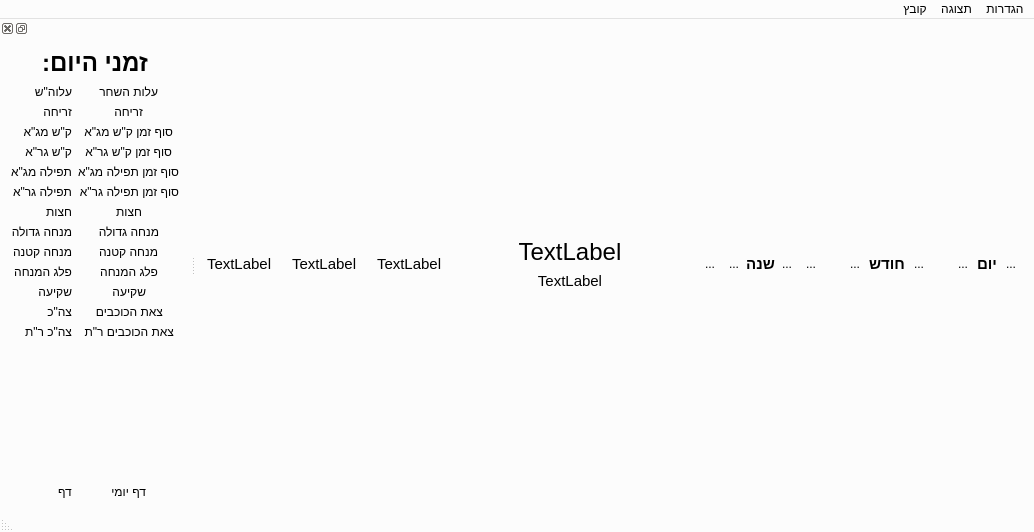
Old version of the form mainwindow.ui in the repository MosheWagner/luach.
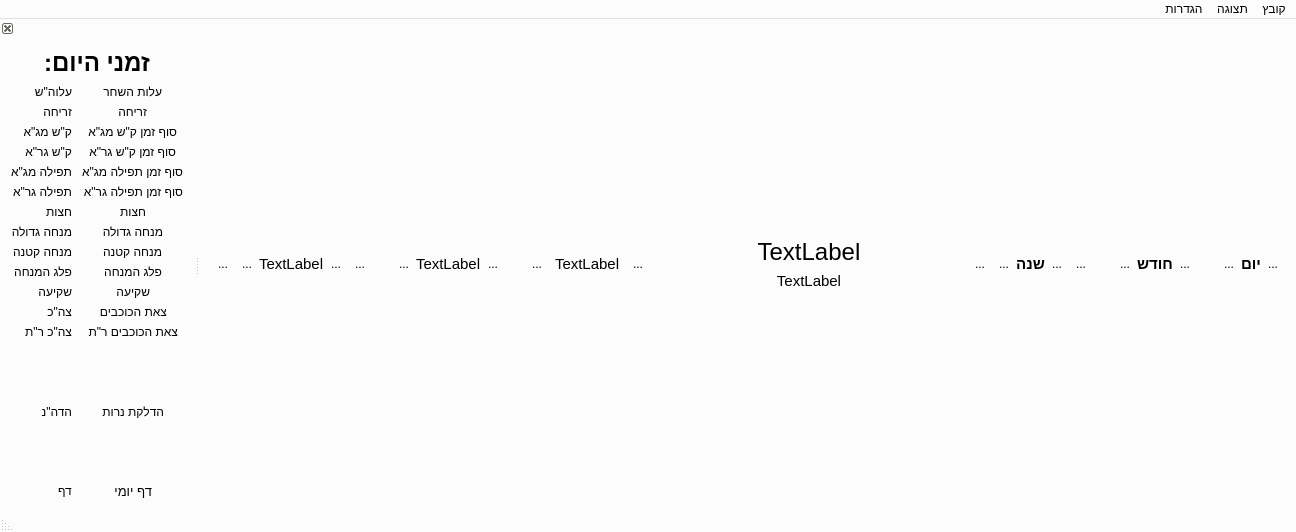
New version of the form. Icons and pictures are not drawn.

Commit message: - A lot of comments added - About form added - Added navagation buttons to gdate - Basic candle lighting time shown

Patch:
```diff
--- a/mainwindow.ui
+++ b/mainwindow.ui
@@ -6,7 +6,7 @@
    <rect>
     <x>0</x>
     <y>0</y>
-    <width>1034</width>
+    <width>1296</width>
     <height>532</height>
    </rect>
   </property>
@@ -443,7 +443,7 @@
      <number>25</number>
     </property>
     <item>
-     <layout class="QGridLayout" name="gridLayout_2" columnstretch="100,100,100,100,100,100,100,0,0,0">
+     <layout class="QGridLayout" name="gridLayout_2" columnstretch="100,100,100,100,100,100,100,0,0,0,0,0">
       <property name="horizontalSpacing">
        <number>20</number>
       </property>
@@ -453,7 +453,7 @@
       <item row="0" column="0">
        <layout class="QHBoxLayout" name="horizontalLayout_4">
         <property name="spacing">
-         <number>2</number>
+         <number>0</number>
         </property>
         <property name="leftMargin">
          <number>0</number>
@@ -520,7 +520,7 @@
       <item row="0" column="1">
        <layout class="QHBoxLayout" name="horizontalLayout_3">
         <property name="spacing">
-         <number>2</number>
+         <number>0</number>
         </property>
         <property name="leftMargin">
          <number>0</number>
@@ -738,73 +738,233 @@
        </layout>
       </item>
       <item row="0" column="4">
-       <widget class="QLabel" name="engdaylbl">
-        <property name="sizePolicy">
-         <sizepolicy hsizetype="Maximum" vsizetype="Maximum">
-          <horstretch>0</horstretch>
-          <verstretch>0</verstretch>
-         </sizepolicy>
-        </property>
-        <property name="font">
-         <font>
-          <pointsize>11</pointsize>
-          <weight>50</weight>
-          <bold>false</bold>
-         </font>
-        </property>
-        <property name="layoutDirection">
-         <enum>Qt::LeftToRight</enum>
-        </property>
-        <property name="text">
-         <string>TextLabel</string>
-        </property>
-       </widget>
+       <layout class="QHBoxLayout" name="horizontalLayout">
+        <item>
+         <widget class="QToolButton" name="backgdayBTN">
+          <property name="focusPolicy">
+           <enum>Qt::NoFocus</enum>
+          </property>
+          <property name="text">
+           <string>...</string>
+          </property>
+          <property name="icon">
+           <iconset resource="QLuach.qrc">
+            <normaloff>:/Icons/arrow-right.png</normaloff>:/Icons/arrow-right.png</iconset>
+          </property>
+          <property name="autoRaise">
+           <bool>true</bool>
+          </property>
+         </widget>
+        </item>
+        <item>
+         <widget class="QLabel" name="engdaylbl">
+          <property name="sizePolicy">
+           <sizepolicy hsizetype="Maximum" vsizetype="Maximum">
+            <horstretch>0</horstretch>
+            <verstretch>0</verstretch>
+           </sizepolicy>
+          </property>
+          <property name="font">
+           <font>
+            <pointsize>11</pointsize>
+            <weight>50</weight>
+            <bold>false</bold>
+           </font>
+          </property>
+          <property name="layoutDirection">
+           <enum>Qt::LeftToRight</enum>
+          </property>
+          <property name="text">
+           <string>TextLabel</string>
+          </property>
+         </widget>
+        </item>
+        <item>
+         <widget class="QToolButton" name="nextgdayBTN">
+          <property name="focusPolicy">
+           <enum>Qt::NoFocus</enum>
+          </property>
+          <property name="text">
+           <string>...</string>
+          </property>
+          <property name="icon">
+           <iconset resource="QLuach.qrc">
+            <normaloff>:/Icons/arrow-left.png</normaloff>:/Icons/arrow-left.png</iconset>
+          </property>
+          <property name="autoRaise">
+           <bool>true</bool>
+          </property>
+         </widget>
+        </item>
+       </layout>
       </item>
       <item row="0" column="5">
-       <widget class="QLabel" name="engmonthlbl">
-        <property name="sizePolicy">
-         <sizepolicy hsizetype="Maximum" vsizetype="Maximum">
-          <horstretch>0</horstretch>
-          <verstretch>0</verstretch>
-         </sizepolicy>
+       <layout class="QHBoxLayout" name="horizontalLayout_5">
+        <property name="spacing">
+         <number>0</number>
         </property>
-        <property name="font">
-         <font>
-          <pointsize>11</pointsize>
-          <weight>50</weight>
-          <bold>false</bold>
-         </font>
+        <property name="leftMargin">
+         <number>0</number>
         </property>
-        <property name="layoutDirection">
-         <enum>Qt::LeftToRight</enum>
-        </property>
-        <property name="text">
-         <string>TextLabel</string>
-        </property>
-       </widget>
+        <item>
+         <widget class="QToolButton" name="backgmonthBTN">
+          <property name="focusPolicy">
+           <enum>Qt::NoFocus</enum>
+          </property>
+          <property name="text">
+           <string>...</string>
+          </property>
+          <property name="icon">
+           <iconset resource="QLuach.qrc">
+            <normaloff>:/Icons/arrow-right.png</normaloff>:/Icons/arrow-right.png</iconset>
+          </property>
+          <property name="autoRaise">
+           <bool>true</bool>
+          </property>
+         </widget>
+        </item>
+        <item>
+         <widget class="QLabel" name="engmonthlbl">
+          <property name="sizePolicy">
+           <sizepolicy hsizetype="Maximum" vsizetype="Maximum">
+            <horstretch>0</horstretch>
+            <verstretch>0</verstretch>
+           </sizepolicy>
+          </property>
+          <property name="font">
+           <font>
+            <pointsize>11</pointsize>
+            <weight>50</weight>
+            <bold>false</bold>
+           </font>
+          </property>
+          <property name="layoutDirection">
+           <enum>Qt::LeftToRight</enum>
+          </property>
+          <property name="text">
+           <string>TextLabel</string>
+          </property>
+         </widget>
+        </item>
+        <item>
+         <widget class="QToolButton" name="nextgmonthBTN">
+          <property name="focusPolicy">
+           <enum>Qt::NoFocus</enum>
+          </property>
+          <property name="text">
+           <string>...</string>
+          </property>
+          <property name="icon">
+           <iconset resource="QLuach.qrc">
+            <normaloff>:/Icons/arrow-left.png</normaloff>:/Icons/arrow-left.png</iconset>
+          </property>
+          <property name="autoRaise">
+           <bool>true</bool>
+          </property>
+         </widget>
+        </item>
+       </layout>
       </item>
       <item row="0" column="6">
-       <widget class="QLabel" name="engyearlbl">
-        <property name="sizePolicy">
-         <sizepolicy hsizetype="Maximum" vsizetype="Maximum">
-          <horstretch>0</horstretch>
-          <verstretch>0</verstretch>
-         </sizepolicy>
+       <layout class="QHBoxLayout" name="horizontalLayout_6">
+        <property name="spacing">
+         <number>0</number>
         </property>
-        <property name="font">
-         <font>
-          <pointsize>11</pointsize>
-          <weight>50</weight>
-          <bold>false</bold>
-         </font>
+        <property name="leftMargin">
+         <number>0</number>
         </property>
-        <property name="layoutDirection">
-         <enum>Qt::LeftToRight</enum>
-        </property>
-        <property name="text">
-         <string>TextLabel</string>
-        </property>
-       </widget>
+        <item>
+         <widget class="QToolButton" name="doublebackgYearBTN">
+          <property name="focusPolicy">
+           <enum>Qt::NoFocus</enum>
+          </property>
+          <property name="text">
+           <string>...</string>
+          </property>
+          <property name="icon">
+           <iconset resource="QLuach.qrc">
+            <normaloff>:/Icons/arrow-right-double.png</normaloff>:/Icons/arrow-right-double.png</iconset>
+          </property>
+          <property name="autoRaise">
+           <bool>true</bool>
+          </property>
+         </widget>
+        </item>
+        <item>
+         <widget class="QToolButton" name="backgYearBTN">
+          <property name="focusPolicy">
+           <enum>Qt::NoFocus</enum>
+          </property>
+          <property name="text">
+           <string>...</string>
+          </property>
+          <property name="icon">
+           <iconset resource="QLuach.qrc">
+            <normaloff>:/Icons/arrow-right.png</normaloff>:/Icons/arrow-right.png</iconset>
+          </property>
+          <property name="autoRaise">
+           <bool>true</bool>
+          </property>
+         </widget>
+        </item>
+        <item>
+         <widget class="QLabel" name="engyearlbl">
+          <property name="sizePolicy">
+           <sizepolicy hsizetype="Maximum" vsizetype="Maximum">
+            <horstretch>0</horstretch>
+            <verstretch>0</verstretch>
+           </sizepolicy>
+          </property>
+          <property name="font">
+           <font>
+            <pointsize>11</pointsize>
+            <weight>50</weight>
+            <bold>false</bold>
+           </font>
+          </property>
+          <property name="layoutDirection">
+           <enum>Qt::LeftToRight</enum>
+          </property>
+          <property name="text">
+           <string>TextLabel</string>
+          </property>
+         </widget>
+        </item>
+        <item>
+         <widget class="QToolButton" name="nextgYearBTN">
+          <property name="focusPolicy">
+           <enum>Qt::NoFocus</enum>
+          </property>
+          <property name="text">
+           <string>...</string>
+          </property>
+          <property name="icon">
+           <iconset resource="QLuach.qrc">
+            <normaloff>:/Icons/arrow-left.png</normaloff>:/Icons/arrow-left.png</iconset>
+          </property>
+          <property name="autoRaise">
+           <bool>true</bool>
+          </property>
+         </widget>
+        </item>
+        <item>
+         <widget class="QToolButton" name="doublenextgYearBTN">
+          <property name="focusPolicy">
+           <enum>Qt::NoFocus</enum>
+          </property>
+          <property name="text">
+           <string>...</string>
+          </property>
+          <property name="icon">
+           <iconset resource="QLuach.qrc">
+            <normaloff>:/Icons/arrow-left-double.png</normaloff>:/Icons/arrow-left-double.png</iconset>
+          </property>
+          <property name="autoRaise">
+           <bool>true</bool>
+          </property>
+         </widget>
+        </item>
+       </layout>
       </item>
      </layout>
     </item>
@@ -834,7 +994,7 @@
     <rect>
      <x>0</x>
      <y>0</y>
-     <width>1034</width>
+     <width>1296</width>
      <height>29</height>
     </rect>
    </property>
@@ -868,9 +1028,9 @@
     </property>
     <addaction name="gdateaction"/>
    </widget>
-   <addaction name="menu"/>
-   <addaction name="menu_3"/>
    <addaction name="menu_2"/>
+   <addaction name="menu_3"/>
+   <addaction name="menu"/>
   </widget>
   <widget class="QStatusBar" name="statusBar"/>
   <widget class="QDockWidget" name="dockWidget">
@@ -878,7 +1038,7 @@
     <enum>Qt::RightToLeft</enum>
    </property>
    <property name="features">
-    <set>QDockWidget::AllDockWidgetFeatures</set>
+    <set>QDockWidget::DockWidgetClosable</set>
    </property>
    <property name="allowedAreas">
     <set>Qt::LeftDockWidgetArea|Qt::RightDockWidgetArea</set>
@@ -916,6 +1076,9 @@
        <property name="labelAlignment">
         <set>Qt::AlignCenter</set>
        </property>
+       <property name="horizontalSpacing">
+        <number>10</number>
+       </property>
        <property name="leftMargin">
         <number>0</number>
        </property>
@@ -1497,11 +1660,40 @@
          </property>
         </widget>
        </item>
-       <item row="14" column="0">
+       <item row="13" column="1">
+        <spacer name="verticalSpacer_2">
+         <property name="orientation">
+          <enum>Qt::Vertical</enum>
+         </property>
+         <property name="sizeHint" stdset="0">
+          <size>
+           <width>20</width>
+           <height>40</height>
+          </size>
+         </property>
+        </spacer>
+       </item>
+       <item row="15" column="1">
+        <spacer name="verticalSpacer">
+         <property name="orientation">
+          <enum>Qt::Vertical</enum>
+         </property>
+         <property name="sizeType">
+          <enum>QSizePolicy::Expanding</enum>
+         </property>
+         <property name="sizeHint" stdset="0">
+          <size>
+           <width>20</width>
+           <height>40</height>
+          </size>
+         </property>
+        </spacer>
+       </item>
+       <item row="16" column="0">
         <widget class="QLabel" name="dafyomislbllbl">
          <property name="font">
           <font>
-           <pointsize>9</pointsize>
+           <pointsize>10</pointsize>
           </font>
          </property>
          <property name="text">
@@ -1512,7 +1704,7 @@
          </property>
         </widget>
        </item>
-       <item row="14" column="1">
+       <item row="16" column="1">
         <widget class="QLabel" name="dafyomilbl">
          <property name="font">
           <font>
@@ -1554,21 +1746,19 @@
          </property>
         </widget>
        </item>
-       <item row="13" column="1">
-        <spacer name="verticalSpacer">
-         <property name="orientation">
-          <enum>Qt::Vertical</enum>
+       <item row="14" column="0">
+        <widget class="QLabel" name="clllbllbl">
+         <property name="text">
+          <string>הדלקת נרות</string>
          </property>
-         <property name="sizeType">
-          <enum>QSizePolicy::Expanding</enum>
+        </widget>
+       </item>
+       <item row="14" column="1">
+        <widget class="QLabel" name="candellightinglbl">
+         <property name="text">
+          <string>הדה&quot;נ</string>
          </property>
-         <property name="sizeHint" stdset="0">
-          <size>
-           <width>20</width>
-           <height>40</height>
-          </size>
-         </property>
-        </spacer>
+        </widget>
        </item>
       </layout>
      </item>
```
Left out of the diff: 288 changed lines with no effect on the pictures. The commit also changes 27 other files.
